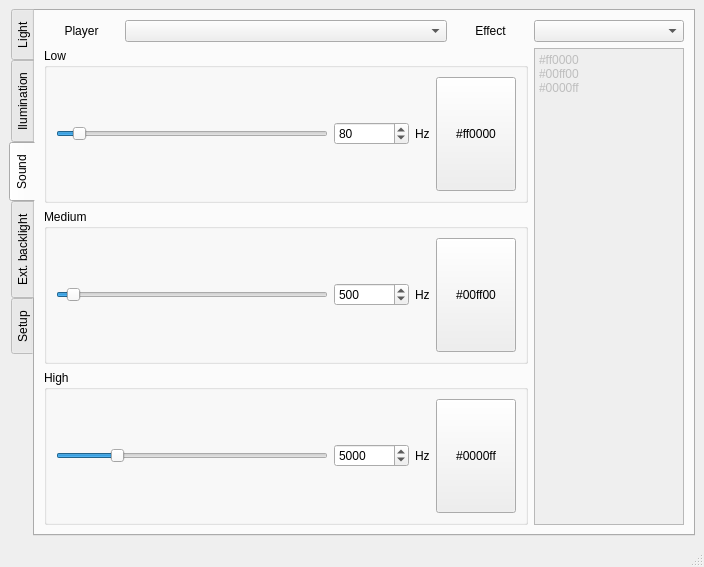
Above: software/mainwindow.ui from elektro-NIK/P3DA before the change. Below: the same form after it.
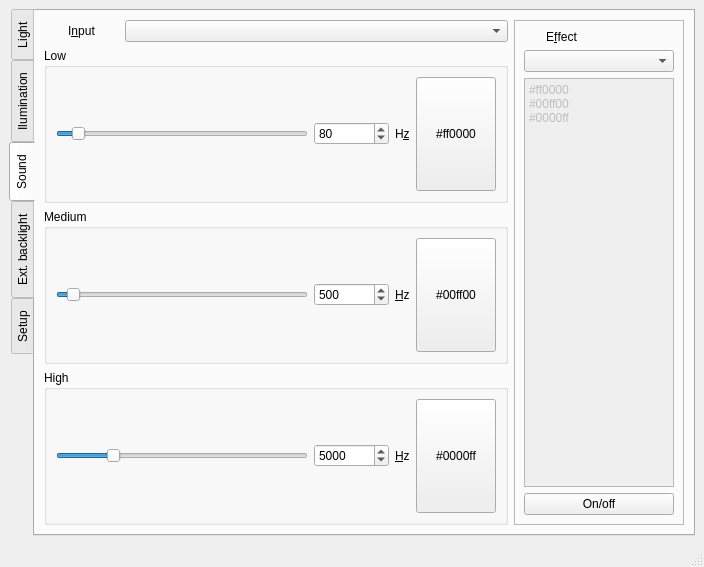
That is the form after the change. The open tabs and pages were chosen to show the change. Icons and pictures are not drawn.

Patch:
```diff
--- a/software/mainwindow.ui
+++ b/software/mainwindow.ui
@@ -15,7 +15,7 @@
   </property>
   <widget class="QWidget" name="centralwidget">
    <layout class="QGridLayout" name="gridLayout">
-    <item row="0" column="0">
+    <item row="1" column="0">
      <widget class="QTabWidget" name="tabWidget">
       <property name="enabled">
        <bool>true</bool>
@@ -1228,213 +1228,102 @@
            </size>
           </property>
           <property name="text">
-           <string>Player</string>
+           <string>I&amp;nput</string>
           </property>
           <property name="alignment">
            <set>Qt::AlignCenter</set>
           </property>
           <property name="buddy">
-           <cstring>comboBox_player</cstring>
+           <cstring>comboBox_input</cstring>
           </property>
          </widget>
         </item>
-        <item row="0" column="1" colspan="3">
-         <widget class="QComboBox" name="comboBox_player">
-          <property name="enabled">
-           <bool>true</bool>
+        <item row="0" column="5" rowspan="7">
+         <widget class="QFrame" name="frame">
+          <property name="sizePolicy">
+           <sizepolicy hsizetype="Fixed" vsizetype="Preferred">
+            <horstretch>0</horstretch>
+            <verstretch>0</verstretch>
+           </sizepolicy>
           </property>
-         </widget>
-        </item>
-        <item row="0" column="8">
-         <widget class="QComboBox" name="comboBox_effect_music">
-          <property name="enabled">
-           <bool>true</bool>
+          <property name="frameShape">
+           <enum>QFrame::StyledPanel</enum>
           </property>
-         </widget>
-        </item>
-        <item row="1" column="8" rowspan="3">
-         <widget class="QPlainTextEdit" name="plainTextEdit_bitdetector">
-          <property name="enabled">
-           <bool>false</bool>
+          <property name="frameShadow">
+           <enum>QFrame::Raised</enum>
           </property>
-          <property name="maximumSize">
-           <size>
-            <width>150</width>
-            <height>16777215</height>
-           </size>
-          </property>
-          <property name="documentTitle">
-           <string/>
-          </property>
-          <property name="plainText">
-           <string>#ff0000
+          <layout class="QVBoxLayout" name="verticalLayout">
+           <item>
+            <widget class="QLabel" name="label_41">
+             <property name="maximumSize">
+              <size>
+               <width>75</width>
+               <height>16777215</height>
+              </size>
+             </property>
+             <property name="text">
+              <string>E&amp;ffect</string>
+             </property>
+             <property name="alignment">
+              <set>Qt::AlignCenter</set>
+             </property>
+             <property name="buddy">
+              <cstring>comboBox_effect_music</cstring>
+             </property>
+            </widget>
+           </item>
+           <item>
+            <widget class="QComboBox" name="comboBox_effect_music">
+             <property name="enabled">
+              <bool>true</bool>
+             </property>
+            </widget>
+           </item>
+           <item>
+            <widget class="QPlainTextEdit" name="plainTextEdit_bitdetector">
+             <property name="enabled">
+              <bool>false</bool>
+             </property>
+             <property name="maximumSize">
+              <size>
+               <width>150</width>
+               <height>16777215</height>
+              </size>
+             </property>
+             <property name="documentTitle">
+              <string/>
+             </property>
+             <property name="plainText">
+              <string>#ff0000
 #00ff00
 #0000ff</string>
-          </property>
-          <property name="backgroundVisible">
-           <bool>false</bool>
-          </property>
-         </widget>
-        </item>
-        <item row="1" column="0" colspan="5">
-         <widget class="QGroupBox" name="groupBox_low">
-          <property name="enabled">
-           <bool>true</bool>
-          </property>
-          <property name="title">
-           <string>Low</string>
-          </property>
-          <layout class="QGridLayout" name="gridLayout_16">
-           <item row="0" column="3" rowspan="2">
-            <widget class="QPushButton" name="pushButton_color_low">
-             <property name="sizePolicy">
-              <sizepolicy hsizetype="Fixed" vsizetype="Minimum">
-               <horstretch>0</horstretch>
-               <verstretch>0</verstretch>
-              </sizepolicy>
              </property>
-             <property name="text">
-              <string>#ff0000</string>
+             <property name="backgroundVisible">
+              <bool>false</bool>
              </property>
             </widget>
            </item>
-           <item row="0" column="1" rowspan="2">
-            <widget class="QSpinBox" name="spinBox_freq_low">
-             <property name="minimumSize">
-              <size>
-               <width>75</width>
-               <height>0</height>
-              </size>
-             </property>
-             <property name="minimum">
-              <number>20</number>
-             </property>
-             <property name="maximum">
-              <number>1000</number>
-             </property>
-             <property name="singleStep">
-              <number>10</number>
-             </property>
-             <property name="value">
-              <number>80</number>
-             </property>
-            </widget>
-           </item>
-           <item row="0" column="2" rowspan="2">
-            <widget class="QLabel" name="label_24">
+           <item>
+            <widget class="QPushButton" name="pushButton">
              <property name="text">
-              <string>Hz</string>
+              <string>On/off</string>
              </property>
-             <property name="buddy">
-              <cstring>pushButton_color_low</cstring>
+             <property name="checkable">
+              <bool>true</bool>
              </property>
             </widget>
            </item>
-           <item row="0" column="0" rowspan="2">
-            <widget class="QSlider" name="horizontalSlider_freq_low">
-             <property name="minimum">
-              <number>20</number>
-             </property>
-             <property name="maximum">
-              <number>1000</number>
-             </property>
-             <property name="singleStep">
-              <number>10</number>
-             </property>
-             <property name="pageStep">
-              <number>100</number>
-             </property>
-             <property name="value">
-              <number>80</number>
-             </property>
-             <property name="orientation">
-              <enum>Qt::Horizontal</enum>
-             </property>
-            </widget>
-           </item>
           </layout>
          </widget>
         </item>
-        <item row="2" column="0" colspan="5">
-         <widget class="QGroupBox" name="groupBox_medium">
+        <item row="0" column="1" colspan="4">
+         <widget class="QComboBox" name="comboBox_input">
           <property name="enabled">
            <bool>true</bool>
           </property>
-          <property name="title">
-           <string>Medium</string>
-          </property>
-          <layout class="QGridLayout" name="gridLayout_17">
-           <item row="0" column="3" rowspan="2">
-            <widget class="QPushButton" name="pushButton_color_medium">
-             <property name="sizePolicy">
-              <sizepolicy hsizetype="Fixed" vsizetype="Minimum">
-               <horstretch>0</horstretch>
-               <verstretch>0</verstretch>
-              </sizepolicy>
-             </property>
-             <property name="text">
-              <string>#00ff00</string>
-             </property>
-            </widget>
-           </item>
-           <item row="0" column="1" rowspan="2">
-            <widget class="QSpinBox" name="spinBox_freq_medium">
-             <property name="minimumSize">
-              <size>
-               <width>75</width>
-               <height>0</height>
-              </size>
-             </property>
-             <property name="minimum">
-              <number>100</number>
-             </property>
-             <property name="maximum">
-              <number>10000</number>
-             </property>
-             <property name="singleStep">
-              <number>100</number>
-             </property>
-             <property name="value">
-              <number>500</number>
-             </property>
-            </widget>
-           </item>
-           <item row="0" column="2" rowspan="2">
-            <widget class="QLabel" name="label_25">
-             <property name="text">
-              <string>Hz</string>
-             </property>
-             <property name="buddy">
-              <cstring>pushButton_color_medium</cstring>
-             </property>
-            </widget>
-           </item>
-           <item row="0" column="0" rowspan="2">
-            <widget class="QSlider" name="horizontalSlider_freq_medium">
-             <property name="minimum">
-              <number>100</number>
-             </property>
-             <property name="maximum">
-              <number>10000</number>
-             </property>
-             <property name="singleStep">
-              <number>100</number>
-             </property>
-             <property name="pageStep">
-              <number>1000</number>
-             </property>
-             <property name="value">
-              <number>500</number>
-             </property>
-             <property name="orientation">
-              <enum>Qt::Horizontal</enum>
-             </property>
-            </widget>
-           </item>
-          </layout>
          </widget>
         </item>
-        <item row="3" column="0" colspan="5">
+        <item row="5" column="0" rowspan="2" colspan="5">
          <widget class="QGroupBox" name="groupBox_high">
           <property name="enabled">
            <bool>true</bool>
@@ -1459,7 +1348,7 @@
            <item row="0" column="2" rowspan="2">
             <widget class="QLabel" name="label_26">
              <property name="text">
-              <string>Hz</string>
+              <string>&amp;Hz</string>
              </property>
              <property name="buddy">
               <cstring>pushButton_color_high</cstring>
@@ -1513,23 +1402,162 @@
           </layout>
          </widget>
         </item>
-        <item row="0" column="4">
-         <widget class="QLabel" name="label_41">
-          <property name="maximumSize">
-           <size>
-            <width>75</width>
-            <height>16777215</height>
-           </size>
+        <item row="3" column="0" rowspan="2" colspan="5">
+         <widget class="QGroupBox" name="groupBox_medium">
+          <property name="enabled">
+           <bool>true</bool>
           </property>
-          <property name="text">
-           <string>Effect</string>
+          <property name="title">
+           <string>Medium</string>
           </property>
-          <property name="alignment">
-           <set>Qt::AlignCenter</set>
+          <layout class="QGridLayout" name="gridLayout_17">
+           <item row="0" column="3" rowspan="2">
+            <widget class="QPushButton" name="pushButton_color_medium">
+             <property name="sizePolicy">
+              <sizepolicy hsizetype="Fixed" vsizetype="Minimum">
+               <horstretch>0</horstretch>
+               <verstretch>0</verstretch>
+              </sizepolicy>
+             </property>
+             <property name="text">
+              <string>#00ff00</string>
+             </property>
+            </widget>
+           </item>
+           <item row="0" column="1" rowspan="2">
+            <widget class="QSpinBox" name="spinBox_freq_medium">
+             <property name="minimumSize">
+              <size>
+               <width>75</width>
+               <height>0</height>
+              </size>
+             </property>
+             <property name="minimum">
+              <number>100</number>
+             </property>
+             <property name="maximum">
+              <number>10000</number>
+             </property>
+             <property name="singleStep">
+              <number>100</number>
+             </property>
+             <property name="value">
+              <number>500</number>
+             </property>
+            </widget>
+           </item>
+           <item row="0" column="2" rowspan="2">
+            <widget class="QLabel" name="label_25">
+             <property name="text">
+              <string>&amp;Hz</string>
+             </property>
+             <property name="buddy">
+              <cstring>pushButton_color_medium</cstring>
+             </property>
+            </widget>
+           </item>
+           <item row="0" column="0" rowspan="2">
+            <widget class="QSlider" name="horizontalSlider_freq_medium">
+             <property name="minimum">
+              <number>100</number>
+             </property>
+             <property name="maximum">
+              <number>10000</number>
+             </property>
+             <property name="singleStep">
+              <number>100</number>
+             </property>
+             <property name="pageStep">
+              <number>1000</number>
+             </property>
+             <property name="value">
+              <number>500</number>
+             </property>
+             <property name="orientation">
+              <enum>Qt::Horizontal</enum>
+             </property>
+            </widget>
+           </item>
+          </layout>
+         </widget>
+        </item>
+        <item row="1" column="0" rowspan="2" colspan="5">
+         <widget class="QGroupBox" name="groupBox_low">
+          <property name="enabled">
+           <bool>true</bool>
           </property>
-          <property name="buddy">
-           <cstring>comboBox_effect_music</cstring>
+          <property name="title">
+           <string>Low</string>
           </property>
+          <layout class="QGridLayout" name="gridLayout_16">
+           <item row="0" column="3" rowspan="2">
+            <widget class="QPushButton" name="pushButton_color_low">
+             <property name="sizePolicy">
+              <sizepolicy hsizetype="Fixed" vsizetype="Minimum">
+               <horstretch>0</horstretch>
+               <verstretch>0</verstretch>
+              </sizepolicy>
+             </property>
+             <property name="text">
+              <string>#ff0000</string>
+             </property>
+            </widget>
+           </item>
+           <item row="0" column="1" rowspan="2">
+            <widget class="QSpinBox" name="spinBox_freq_low">
+             <property name="minimumSize">
+              <size>
+               <width>75</width>
+               <height>0</height>
+              </size>
+             </property>
+             <property name="minimum">
+              <number>20</number>
+             </property>
+             <property name="maximum">
+              <number>1000</number>
+             </property>
+             <property name="singleStep">
+              <number>10</number>
+             </property>
+             <property name="value">
+              <number>80</number>
+             </property>
+            </widget>
+           </item>
+           <item row="0" column="2" rowspan="2">
+            <widget class="QLabel" name="label_24">
+             <property name="text">
+              <string>H&amp;z</string>
+             </property>
+             <property name="buddy">
+              <cstring>pushButton_color_low</cstring>
+             </property>
+            </widget>
+           </item>
+           <item row="0" column="0" rowspan="2">
+            <widget class="QSlider" name="horizontalSlider_freq_low">
+             <property name="minimum">
+              <number>20</number>
+             </property>
+             <property name="maximum">
+              <number>1000</number>
+             </property>
+             <property name="singleStep">
+              <number>10</number>
+             </property>
+             <property name="pageStep">
+              <number>100</number>
+             </property>
+             <property name="value">
+              <number>80</number>
+             </property>
+             <property name="orientation">
+              <enum>Qt::Horizontal</enum>
+             </property>
+            </widget>
+           </item>
+          </layout>
          </widget>
         </item>
        </layout>
@@ -1551,7 +1579,7 @@
            <item row="1" column="0">
             <widget class="QLabel" name="label_4">
              <property name="text">
-              <string>1st zone</string>
+              <string>&amp;1st zone</string>
              </property>
              <property name="buddy">
               <cstring>spinBox_ch1</cstring>
@@ -1581,7 +1609,7 @@
            <item row="5" column="0">
             <widget class="QLabel" name="label_29">
              <property name="text">
-              <string>3rd zone</string>
+              <string>&amp;3rd zone</string>
              </property>
              <property name="buddy">
               <cstring>spinBox_ch3</cstring>
@@ -1591,7 +1619,7 @@
            <item row="11" column="0">
             <widget class="QLabel" name="label_5">
              <property name="text">
-              <string>6th zone</string>
+              <string>&amp;6th zone</string>
              </property>
              <property name="buddy">
               <cstring>spinBox_ch6</cstring>
@@ -1601,7 +1629,7 @@
            <item row="7" column="0">
             <widget class="QLabel" name="label_28">
              <property name="text">
-              <string>4th zone</string>
+              <string>&amp;4th zone</string>
              </property>
              <property name="buddy">
               <cstring>spinBox_ch4</cstring>
@@ -1611,7 +1639,7 @@
            <item row="9" column="0">
             <widget class="QLabel" name="label_6">
              <property name="text">
-              <string>5th zone</string>
+              <string>&amp;5th zone</string>
              </property>
              <property name="buddy">
               <cstring>spinBox_ch5</cstring>
@@ -1621,7 +1649,7 @@
            <item row="3" column="0">
             <widget class="QLabel" name="label_27">
              <property name="text">
-              <string>2nd zone</string>
+              <string>&amp;2nd zone</string>
              </property>
              <property name="buddy">
               <cstring>spinBox_ch2</cstring>
@@ -1672,7 +1700,7 @@
            <item row="1" column="3">
             <widget class="QLabel" name="label_36">
              <property name="text">
-              <string>Update interval</string>
+              <string>&amp;Update interval</string>
              </property>
              <property name="buddy">
               <cstring>spinBox_update</cstring>
@@ -1766,7 +1794,7 @@
            <item row="3" column="3">
             <widget class="QLabel" name="label_38">
              <property name="text">
-              <string>Effect</string>
+              <string>E&amp;ffect</string>
              </property>
              <property name="buddy">
               <cstring>comboBox_effect_backlight</cstring>
@@ -1779,7 +1807,7 @@
            <item row="5" column="3">
             <widget class="QLabel" name="label_39">
              <property name="text">
-              <string>Effect time</string>
+              <string>Effe&amp;ct time</string>
              </property>
              <property name="buddy">
               <cstring>spinBox_effect</cstring>
```
Left out of the diff: 13 changed lines with no effect on the pictures.
